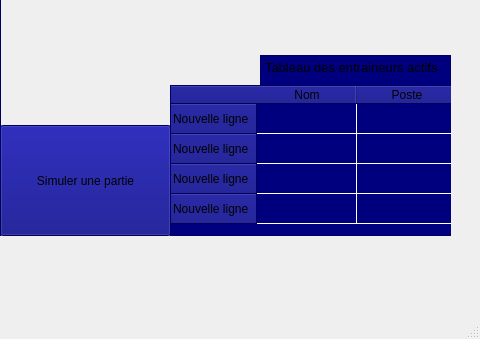
The window that mainwindow.ui (cgiroux527/PROJET_HOCKEY_SIMULATOR) describes before a commit, drawn with Qt 5; both pictures show x 460 to 940 and y 445 to 784 of the 940 by 784 pixel window.
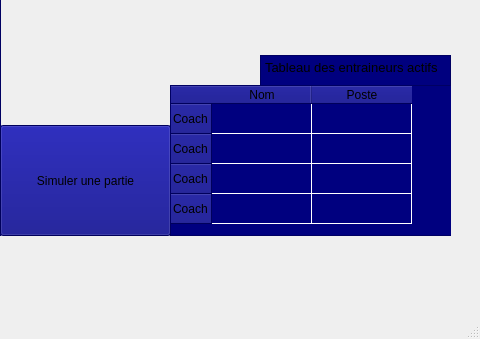
The same window after the commit. The open tabs and pages were chosen to show the change.

Commit message: Finalisation de la page 2 avec commentaires dans mainwindow.cpp pour la comprehension

Patch:
```diff
--- a/mainwindow.ui
+++ b/mainwindow.ui
@@ -237,22 +237,22 @@
       </property>
       <row>
        <property name="text">
-        <string>Nouvelle ligne</string>
+        <string>Coach</string>
        </property>
       </row>
       <row>
        <property name="text">
-        <string>Nouvelle ligne</string>
+        <string>Coach</string>
        </property>
       </row>
       <row>
        <property name="text">
-        <string>Nouvelle ligne</string>
+        <string>Coach</string>
        </property>
       </row>
       <row>
        <property name="text">
-        <string>Nouvelle ligne</string>
+        <string>Coach</string>
        </property>
       </row>
       <column>
```
Left out of the diff: 6 changed lines with no effect on the pictures. The commit also changes 1 other file.
